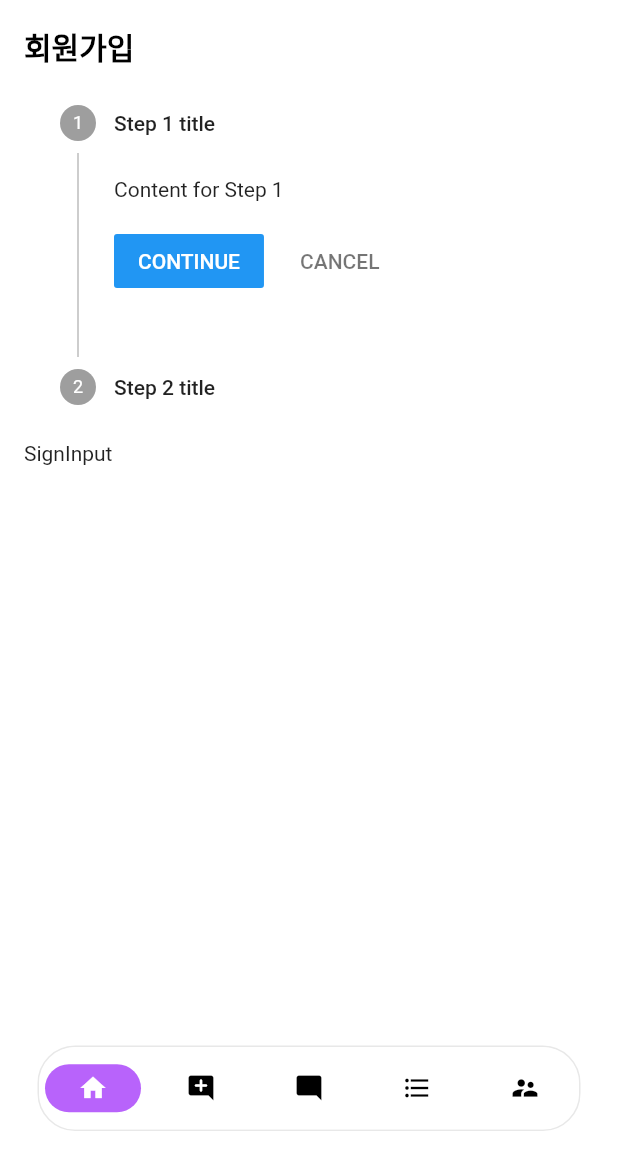
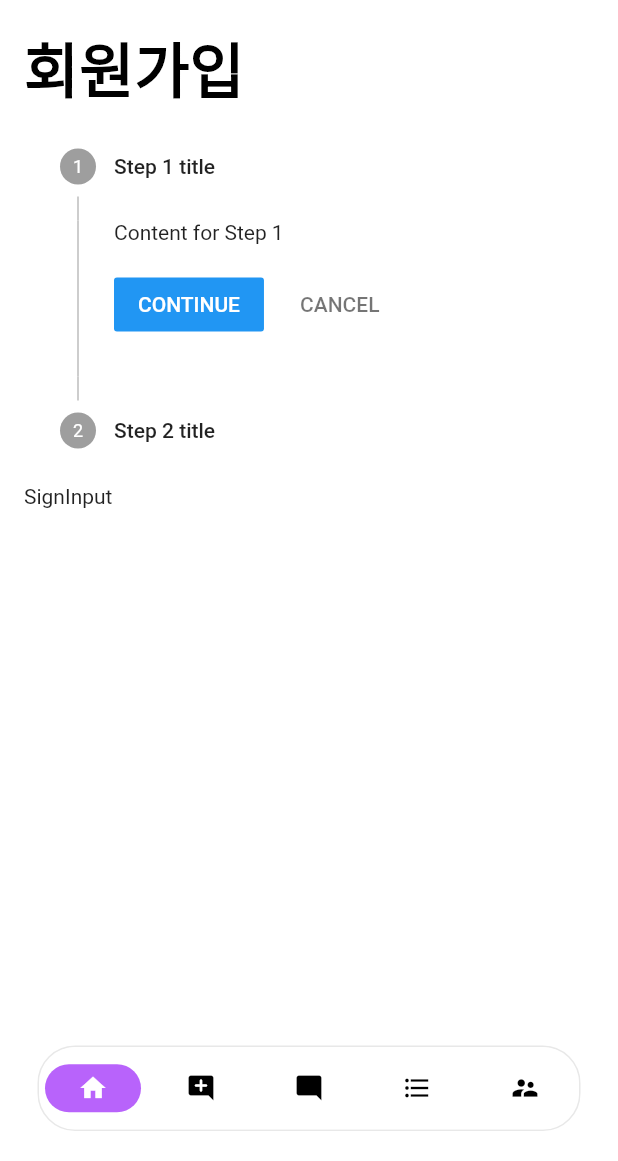
Before and after one commit to cwd3469/flutter-start, a Flutter app: the screen it shows after launch, on a phone screen of 412 x 824 dp, the part 75-1236 px from its top. Run offline on Flutter 3.47's test engine with Material 2 defaults, Android fonts, the phone set to English and light mode, and no system bars.

Commit message:
임시저장

```diff
--- a/lib/screen/user/components/sign_body.dart
+++ b/lib/screen/user/components/sign_body.dart
@@ -13,7 +13,7 @@ class SignBody extends StatelessWidget {
           padding: const EdgeInsets.all(16),
           children: const <Widget>[
             Text('회원가입',style: TextStyle(
-              fontSize: 20,
+              fontSize: 40,
               fontWeight: FontWeight.w700,
               color: Colors.black,
             ),),
```
